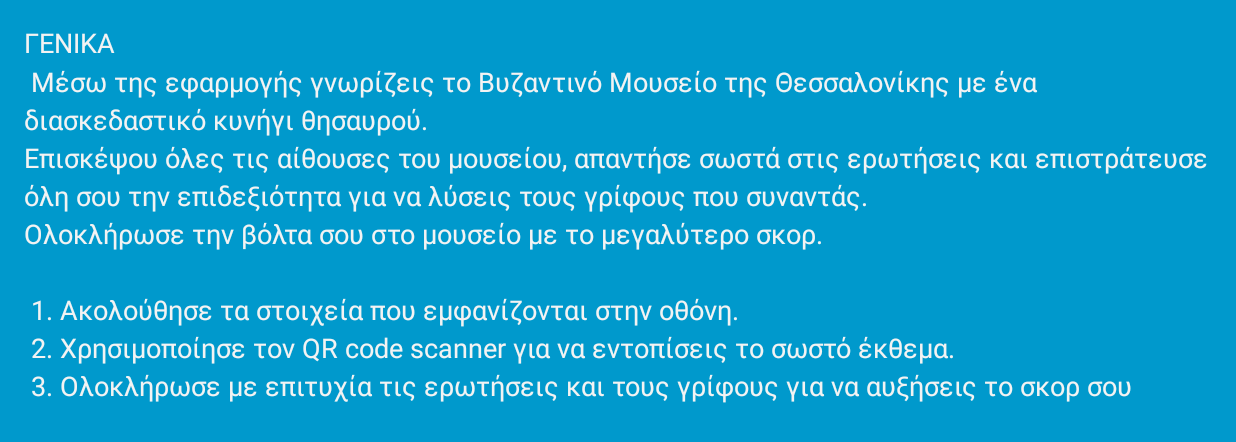
After one commit to nansyg21/AmusingMuseum, an Android app: the HelpScreenFragment screen opened directly, with no data from a screen before it, on a phone screen of 824 x 412 dp (held sideways). The commit adds this screen. Shown: the top 442 px of the screen. Run offline under Robolectric (Android 15) with nearby library versions, the phone set to English and light mode, and no system bars.

Commit message:
Initialize help screen

```diff
--- /dev/null
+++ b/app/src/main/java/com/asus_s550cb/theo/museum/HelpScreenFragment.java
@@ -0,0 +1,22 @@
+package com.asus_s550cb.theo.museum;
+
+import android.support.v4.app.Fragment;
+import android.os.Bundle;
+import android.view.LayoutInflater;
+import android.view.View;
+import android.view.ViewGroup;
+
+public class HelpScreenFragment extends Fragment
+{
+    @Override
+    public View onCreateView(LayoutInflater inflater, ViewGroup container,
+                             Bundle savedInstanceState) {
+        ViewGroup rootView = (ViewGroup) inflater.inflate(
+                R.layout.help_screen_fragment, container, false);
+
+        return rootView;
+    }
+
+
+
+}
--- /dev/null
+++ b/app/src/main/java/com/asus_s550cb/theo/museum/HelpscreenSliderActivity.java
@@ -0,0 +1,133 @@
+package com.asus_s550cb.theo.museum;
+
+
+import android.annotation.SuppressLint;
+import android.app.Activity;
+import android.os.Build;
+import android.os.Bundle;
+import android.support.v4.app.Fragment;
+import android.support.v4.app.FragmentActivity;
+import android.support.v4.app.FragmentManager;
+import android.support.v4.app.FragmentStatePagerAdapter;
+import android.support.v4.view.PagerAdapter;
+import android.support.v4.view.ViewPager;
+import android.view.View;
+
+public class HelpscreenSliderActivity extends FragmentActivity {
+
+    /**
+     * The number of pages (wizard steps) to show in this demo.
+     */
+    private static final int NUM_PAGES = 5;
+
+    /**
+     * The pager widget, which handles animation and allows swiping horizontally to access previous
+     * and next wizard steps.
+     */
+    private ViewPager mPager;
+
+    /**
+     * The pager adapter, which provides the pages to the view pager widget.
+     */
+    private PagerAdapter mPagerAdapter;
+    private int currentApiVersion;
+
+    @Override
+    protected void onCreate(Bundle savedInstanceState) {
+        super.onCreate(savedInstanceState);
+        setContentView(R.layout.activity_helpscreen_slider);
+
+        // Instantiate a ViewPager and a PagerAdapter.
+        mPager = (ViewPager) findViewById(R.id.pager);
+        mPagerAdapter = new ScreenSlidePagerAdapter(getSupportFragmentManager());
+        mPager.setAdapter(mPagerAdapter);
+
+        // ------------------ Code in order to hide the navigation bar -------------------- //
+        // The navigation bar is hiden and comes up only if the user swipes down the status bar
+        currentApiVersion = Build.VERSION.SDK_INT; //get the current api
+
+        // Initialize flags for full screen and hide navitation bar, immersive approach
+        final int flags = View.SYSTEM_UI_FLAG_LAYOUT_STABLE
+                | View.SYSTEM_UI_FLAG_LAYOUT_HIDE_NAVIGATION
+                | View.SYSTEM_UI_FLAG_LAYOUT_FULLSCREEN
+                | View.SYSTEM_UI_FLAG_HIDE_NAVIGATION
+                | View.SYSTEM_UI_FLAG_FULLSCREEN
+                | View.SYSTEM_UI_FLAG_IMMERSIVE_STICKY;
+
+        // This work only for android 4.4+
+        if(currentApiVersion >= Build.VERSION_CODES.KITKAT)
+        {
+
+            getWindow().getDecorView().setSystemUiVisibility(flags);
+
+            // Code below is to handle presses of Volume up or Volume down.
+            // Without this, after pressing volume buttons, the navigation bar will
+            // show up and won't hide
+            final View decorView = getWindow().getDecorView();
+            decorView
+                    .setOnSystemUiVisibilityChangeListener(new View.OnSystemUiVisibilityChangeListener()
+                    {
+
+                        @Override
+                        public void onSystemUiVisibilityChange(int visibility)
+                        {
+                            if((visibility & View.SYSTEM_UI_FLAG_FULLSCREEN) == 0)
+                            {
+                                decorView.setSystemUiVisibility(flags);
+                            }
+                        }
+                    });
+        }
+    }
+
+    // Redefine the flags for hidden navigation bar every time the window has focus, otherwise with the first touch on the screen
+    // the navigation bar appears and won't hide again
+    @SuppressLint("NewApi")
+    @Override
+    public void onWindowFocusChanged(boolean hasFocus)
+    {
+        super.onWindowFocusChanged(hasFocus);
+        if(currentApiVersion >= Build.VERSION_CODES.KITKAT && hasFocus)
+        {
+            getWindow().getDecorView().setSystemUiVisibility(
+                    View.SYSTEM_UI_FLAG_LAYOUT_STABLE
+                            | View.SYSTEM_UI_FLAG_LAYOUT_HIDE_NAVIGATION
+                            | View.SYSTEM_UI_FLAG_LAYOUT_FULLSCREEN
+                            | View.SYSTEM_UI_FLAG_HIDE_NAVIGATION
+                            | View.SYSTEM_UI_FLAG_FULLSCREEN
+                            | View.SYSTEM_UI_FLAG_IMMERSIVE_STICKY);
+        }
+    }
+
+    @Override
+    public void onBackPressed() {
+        if (mPager.getCurrentItem() == 0) {
+            // If the user is currently looking at the first step, allow the system to handle the
+            // Back button. This calls finish() on this activity and pops the back stack.
+            super.onBackPressed();
+        } else {
+            // Otherwise, select the previous step.
+            mPager.setCurrentItem(mPager.getCurrentItem() - 1);
+        }
+    }
+
+    /**
+     * A simple pager adapter that represents 5 ScreenSlidePageFragment objects, in
+     * sequence.
+     */
+    private class ScreenSlidePagerAdapter extends FragmentStatePagerAdapter {
+        public ScreenSlidePagerAdapter(FragmentManager fm) {
+            super(fm);
+        }
+
+        @Override
+        public Fragment getItem(int position) {
+            return new HelpScreenFragment();
+        }
+
+        @Override
+        public int getCount() {
+            return NUM_PAGES;
+        }
+    }
+}
--- a/app/src/main/java/com/asus_s550cb/theo/museum/menu.java
+++ b/app/src/main/java/com/asus_s550cb/theo/museum/menu.java
@@ -12,6 +12,8 @@
 
 
 public class menu extends Activity {
+
+    Button helpButton;
 
     @Override
     protected void onCreate(Bundle savedInstanceState) {
@@ -56,6 +58,9 @@
                 startActivity(new Intent(getApplicationContext(),Game.class));
                 //finish();
                 break;
+            case R.id.btnMenuHelp:
+                startActivity(new Intent(getApplicationContext(),HelpscreenSliderActivity.class));
+                break;
         }
     }
 }
--- /dev/null
+++ b/app/src/main/res/layout/activity_helpscreen_slider.xml
@@ -0,0 +1,12 @@
+<FrameLayout xmlns:android="http://schemas.android.com/apk/res/android"
+    xmlns:tools="http://schemas.android.com/tools" android:layout_width="match_parent"
+    android:layout_height="match_parent" android:background="#0099cc"
+    tools:context="com.asus_s550cb.theo.museum.HelpscreenSliderActivity">
+
+    <android.support.v4.view.ViewPager
+        xmlns:android="http://schemas.android.com/apk/res/android"
+        android:id="@+id/pager"
+        android:layout_width="match_parent"
+        android:layout_height="match_parent" />
+
+</FrameLayout>
--- a/app/src/main/res/layout/activity_menu.xml
+++ b/app/src/main/res/layout/activity_menu.xml
@@ -31,6 +31,7 @@
         android:layout_alignStart="@+id/btnMenuNewGame"
         android:layout_marginBottom="10dp"
         android:textStyle="bold"
+        android:onClick="ButtonOnClick"
         android:textSize="15dp" />
 
 
--- /dev/null
+++ b/app/src/main/res/layout/help_screen_fragment.xml
@@ -0,0 +1,19 @@
+<FrameLayout xmlns:android="http://schemas.android.com/apk/res/android"
+    xmlns:tools="http://schemas.android.com/tools" android:layout_width="match_parent"
+    android:layout_height="match_parent" android:background="#0099cc"
+    tools:context="com.asus_s550cb.theo.museum.HelpScreenFragment">
+
+    <ScrollView xmlns:android="http://schemas.android.com/apk/res/android"
+        android:id="@+id/content"
+        android:layout_width="match_parent"
+        android:layout_height="match_parent" >
+
+        <TextView style="?android:textAppearanceMedium"
+            android:padding="16dp"
+            android:lineSpacingMultiplier="1.2"
+            android:layout_width="match_parent"
+            android:layout_height="wrap_content"
+            android:text="@string/help_screen_general" />
+    </ScrollView>
+
+</FrameLayout>
--- a/app/src/main/res/values/strings.xml
+++ b/app/src/main/res/values/strings.xml
@@ -194,4 +194,17 @@
     </string-array>
 
     <string name="righ_order_timer">Χρόνος που απομένει</string>
+
+    <string name="title_activity_help_screen">HelpScreenActivity</string>
+
+    <string name="title_activity_fullscreen">FullscreenActivity</string>
+
+    <string name="help_screen_general">ΓΕΝΙΚΑ \n
+    Μέσω της εφαρμογής γνωρίζεις το Βυζαντινό Μουσείο της Θεσσαλονίκης με ένα διασκεδαστικό κυνήγι θησαυρού. \nΕπισκέψου όλες τις
+        αίθουσες του μουσείου, απαντήσε σωστά στις ερωτήσεις και επιστράτευσε όλη σου την επιδεξιότητα για να λύσεις τους γρίφους που συναντάς.
+        \nΟλοκλήρωσε την βόλτα σου στο μουσείο με το μεγαλύτερο σκορ. \n \n
+        1. Ακολούθησε τα στοιχεία που εμφανίζονται στην οθόνη. \n
+        2. Χρησιμοποίησε τον QR code scanner για να εντοπίσεις το σωστό έκθεμα. \n
+        3. Ολοκλήρωσε με επιτυχία τις ερωτήσεις και τους γρίφους για να αυξήσεις το σκορ σου \n
+    </string>
 </resources>
```
Also changed, not shown: app/src/main/AndroidManifest.xml (+17 -20 lines), 1 other file.
